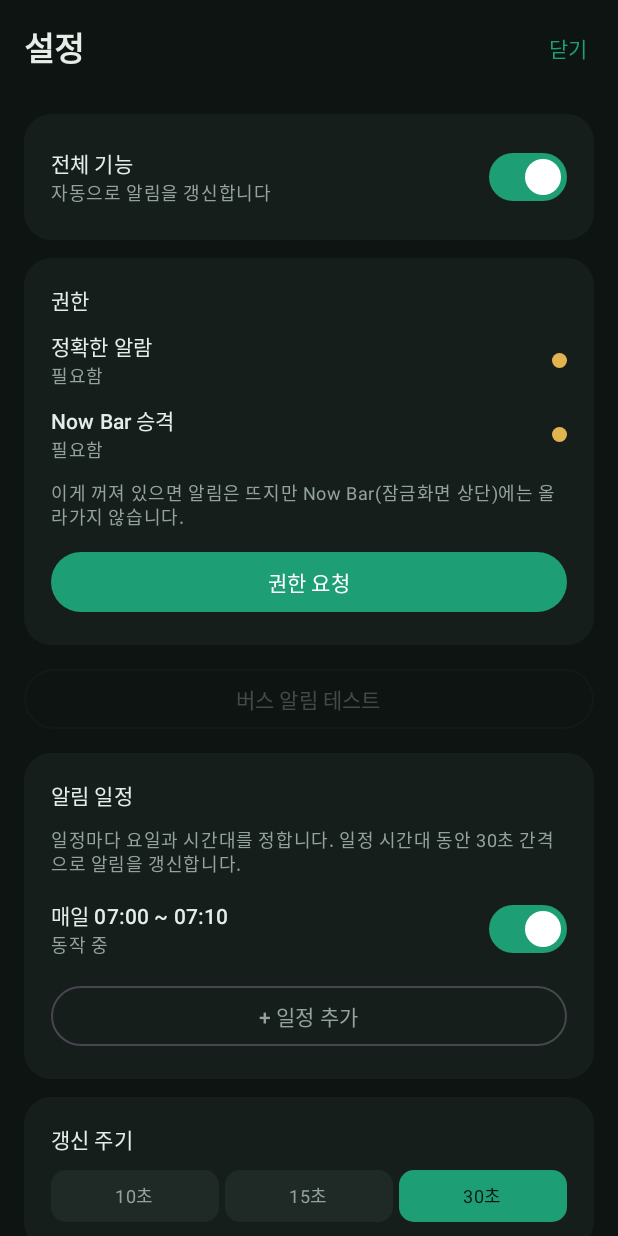
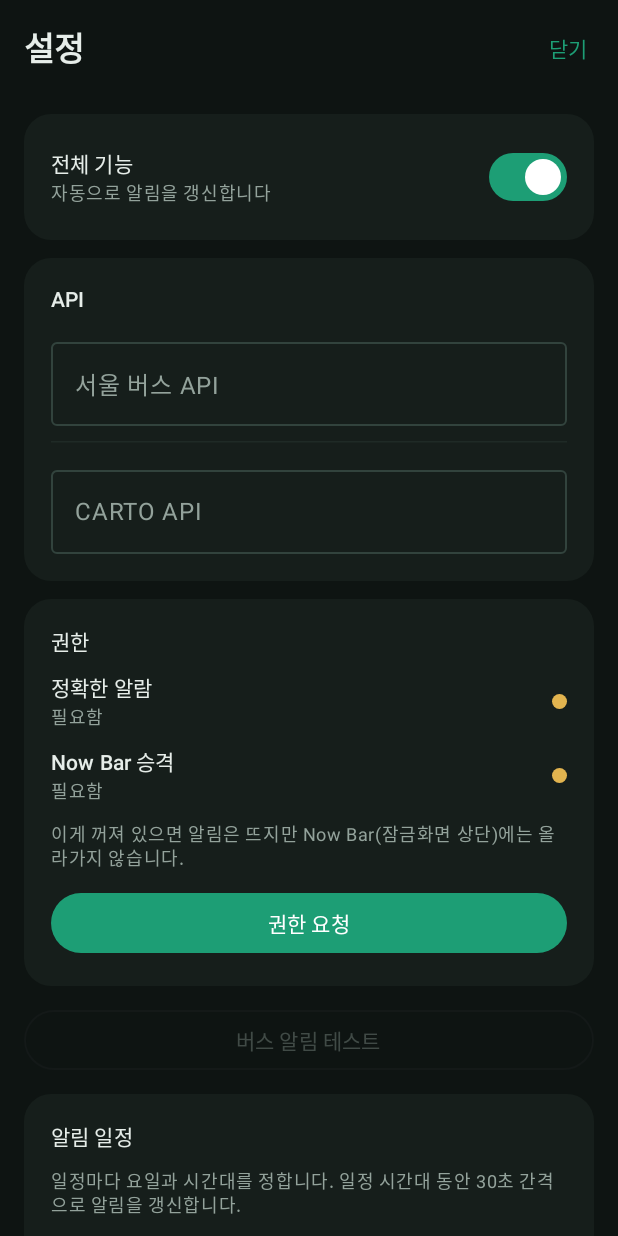
Before and after one commit to kwg0424/vibe-busnowbar, an Android app built with Jetpack Compose: the screen it shows after launch (MainActivity), after a tap on "설정", on a phone screen of 412 x 824 dp. Run offline under Robolectric (Android 15) with nearby library versions, the phone set to English and light mode, and no system bars; pictures from the network do not load; 1 statement that could not run was skipped; 2 other taps on this screen came first.

Commit message:
Add editable API keys in Settings, fix CARTO tile key param, map UX fixes
- Settings screen now has an API section to view/change the Seoul bus
  and CARTO API keys; both start blank on first install instead of
  being baked in from local.properties.
- CARTO tile query param was wrong (api_key -> key); confirmed against
  CARTO's own docs and a live tile fetch.
- Map dialog: clip the MapView to its own area so it stops bleeding
  into the title bar and station list, bump default zoom ~1.5x, apply
  zoom/center again once the view is actually laid out, and show every
  station's name+ID as an always-visible marker label (setTextIcon)
  instead of a one-at-a-time InfoWindow bubble.
- Disable Android Autofill for the activity so saved browser form data
  doesn't surface as suggestions in the key input fields.

```diff
--- a/app/src/main/java/com/example/busnowbar/MainActivity.kt
+++ b/app/src/main/java/com/example/busnowbar/MainActivity.kt
@@ -2,6 +2,7 @@ package com.example.busnowbar
 
 import android.content.Intent
 import android.os.Bundle
+import android.view.View
 import android.widget.Toast
 import androidx.activity.ComponentActivity
 import androidx.activity.compose.BackHandler
@@ -39,6 +40,9 @@ class MainActivity : ComponentActivity() {
         setContent {
             BusNowBarTheme { BusNowBarRoot() }
         }
+        // API 키 입력칸에 브라우저에서 저장된 자동완성 제안(예: data.go.kr 에서 저장한 값)이
+        // 그대로 뜨는 걸 막는다 — 이 앱엔 자동완성이 필요한 입력이 없다.
+        findViewById<View>(android.R.id.content).importantForAutofill = View.IMPORTANT_FOR_AUTOFILL_NO_EXCLUDE_DESCENDANTS
     }
 }
 
@@ -80,6 +84,7 @@ private fun BusNowBarRoot() {
         Screen.Home -> HomeScreen(
             state = HomeState(
                 apiKey = settings.apiKey,
+                cartoApiKey = settings.cartoApiKey,
                 enabled = settings.enabled,
                 isConfigured = settings.isConfigured,
                 stops = settings.stops,
--- a/app/src/main/java/com/example/busnowbar/data/BusSettings.kt
+++ b/app/src/main/java/com/example/busnowbar/data/BusSettings.kt
@@ -1,7 +1,6 @@
 package com.example.busnowbar.data
 
 import android.content.Context
-import com.example.busnowbar.BuildConfig
 import com.example.busnowbar.util.DailySchedule
 import java.time.DayOfWeek
 import kotlin.math.abs
@@ -38,11 +37,10 @@ data class AlertSchedule(
 data class BusSettings(
     /** 전체 기능 켜기/끄기. 꺼져 있으면 예약된 자동 폴링을 하지 않는다("지금 폴링 테스트"는 예외). */
     val enabled: Boolean = true,
-    /**
-     * 서울시 버스 Open API 서비스키. 화면에서 입력받지 않고 빌드 시점에 구워 넣는다
-     * (local.properties 의 BUS_API_KEY — 커밋되지 않음).
-     */
-    val apiKey: String = BuildConfig.BUS_API_KEY,
+    /** 서울시 버스 Open API 서비스키. 처음 설치하면 비어 있고, 설정 화면에서 입력해야 한다. */
+    val apiKey: String = "",
+    /** CARTO 베이스맵 API 키. 처음 설치하면 비어 있고, 설정 화면에서 입력해야 한다(없어도 지도는 동작). */
+    val cartoApiKey: String = "",
     val stops: List<MonitoredStop> = emptyList(),
     /** 알림 일정 목록. 일정마다 요일/시간대/일시정지를 따로 가진다. */
     val schedules: List<AlertSchedule> = listOf(AlertSchedule(id = 1)),
@@ -64,6 +62,8 @@ class BusSettingsStore(context: Context) {
 
     fun load(): BusSettings = BusSettings(
         enabled = prefs.getBoolean(KEY_ENABLED, true),
+        apiKey = prefs.getString(KEY_API_KEY, "").orEmpty(),
+        cartoApiKey = prefs.getString(KEY_CARTO_API_KEY, "").orEmpty(),
         stops = parseStops(prefs.getString(KEY_STOPS, null)),
         schedules = loadSchedules(),
         pollIntervalSeconds = nearestPollInterval(
@@ -74,6 +74,8 @@ class BusSettingsStore(context: Context) {
     fun save(settings: BusSettings) {
         prefs.edit()
             .putBoolean(KEY_ENABLED, settings.enabled)
+            .putString(KEY_API_KEY, settings.apiKey)
+            .putString(KEY_CARTO_API_KEY, settings.cartoApiKey)
             .putString(KEY_STOPS, serializeStops(settings.stops))
             .putString(KEY_SCHEDULES, serializeSchedules(settings.schedules))
             .putInt(KEY_POLL_INTERVAL_SECONDS, settings.pollIntervalSeconds)
@@ -187,6 +189,8 @@ class BusSettingsStore(context: Context) {
     companion object {
         private const val PREFS_NAME = "bus_settings"
         private const val KEY_ENABLED = "enabled"
+        private const val KEY_API_KEY = "api_key"
+        private const val KEY_CARTO_API_KEY = "carto_api_key"
         private const val KEY_STOPS = "stops"
         private const val KEY_SCHEDULES = "schedules"
 
--- a/app/src/main/java/com/example/busnowbar/ui/HomeScreen.kt
+++ b/app/src/main/java/com/example/busnowbar/ui/HomeScreen.kt
@@ -54,6 +54,7 @@ private data class RoutePickerState(
 
 data class HomeState(
     val apiKey: String,
+    val cartoApiKey: String,
     val enabled: Boolean,
     val isConfigured: Boolean,
     val stops: List<MonitoredStop>,
@@ -136,7 +137,7 @@ fun HomeScreen(
 
     fun onFindStationByGpsClick() {
         if (state.apiKey.isBlank()) {
-            statusMessage = "서울시 버스 API 키가 빌드에 없습니다 (local.properties 의 BUS_API_KEY)"
+            statusMessage = "설정 > API 에서 서울 버스 API 키를 먼저 입력하세요"
             return
         }
         if (Permissions.hasLocationAccess(context)) {
@@ -149,7 +150,7 @@ fun HomeScreen(
 
     fun onFindStationByMapClick() {
         if (state.apiKey.isBlank()) {
-            statusMessage = "서울시 버스 API 키가 빌드에 없습니다 (local.properties 의 BUS_API_KEY)"
+            statusMessage = "설정 > API 에서 서울 버스 API 키를 먼저 입력하세요"
             return
         }
         statusMessage = null
@@ -216,7 +217,7 @@ fun HomeScreen(
 
                 if (state.apiKey.isBlank()) {
                     Text(
-                        "서울시 버스 API 키가 빌드에 없습니다 (local.properties 의 BUS_API_KEY)",
+                        "설정 > API 에서 서울 버스 API 키를 먼저 입력하세요",
                         style = MaterialTheme.typography.bodySmall,
                         color = Amber,
                     )
@@ -296,6 +297,7 @@ fun HomeScreen(
     if (showMap) {
         StationMapDialog(
             apiKey = state.apiKey,
+            cartoApiKey = state.cartoApiKey,
             onDismiss = { showMap = false },
             onStationSelected = { station ->
                 showMap = false
--- a/app/src/main/java/com/example/busnowbar/ui/SettingsScreen.kt
+++ b/app/src/main/java/com/example/busnowbar/ui/SettingsScreen.kt
@@ -24,6 +24,7 @@ import androidx.compose.foundation.layout.Spacer
 import androidx.compose.foundation.layout.size
 import androidx.compose.foundation.layout.width
 import androidx.compose.material3.CircularProgressIndicator
+import androidx.compose.material3.OutlinedTextField
 import androidx.compose.runtime.Composable
 import androidx.compose.runtime.LaunchedEffect
 import kotlinx.coroutines.delay
@@ -56,6 +57,8 @@ fun SettingsScreen(
     onClose: () -> Unit,
 ) {
     var enabled by remember { mutableStateOf(initial.enabled) }
+    var apiKey by remember { mutableStateOf(initial.apiKey) }
+    var cartoApiKey by remember { mutableStateOf(initial.cartoApiKey) }
     var schedules by remember { mutableStateOf(initial.schedules) }
     // 시간 선택 중인 일정(id)과 시작/종료 구분. null 이면 다이얼로그가 닫힌 상태.
     var pickerTarget by remember { mutableStateOf<Pair<Long, Boolean>?>(null) }
@@ -110,6 +113,13 @@ fun SettingsScreen(
                 modifier = Modifier.alpha(if (enabled) 1f else 0.4f),
                 verticalArrangement = Arrangement.spacedBy(12.dp),
             ) {
+                SectionCard {
+                    Text("API", style = MaterialTheme.typography.titleSmall, color = TextPrimary)
+                    ApiKeyRow(label = "서울 버스 API", value = apiKey, enabled = enabled, onValueChange = { apiKey = it })
+                    HorizontalDivider(color = Surface2)
+                    ApiKeyRow(label = "CARTO API", value = cartoApiKey, enabled = enabled, onValueChange = { cartoApiKey = it })
+                }
+
                 SectionCard {
                     val allGranted = permissionState.notificationGranted &&
                         permissionState.exactAlarmGranted &&
@@ -221,6 +231,8 @@ fun SettingsScreen(
                 onClick = {
                     val settings = BusSettings(
                         enabled = enabled,
+                        apiKey = apiKey,
+                        cartoApiKey = cartoApiKey,
                         stops = initial.stops,
                         schedules = schedules,
                         pollIntervalSeconds = pollIntervalSeconds,
@@ -347,6 +359,41 @@ private fun ScheduleEditor(
     }
 }
 
+/** 키가 있으면 끝 4자리만 보여주고 "변경"을 눌러야 입력칸이 뜬다. 비어 있으면 바로 입력칸을 보여준다. */
+@Composable
+private fun ApiKeyRow(label: String, value: String, enabled: Boolean, onValueChange: (String) -> Unit) {
+    var editing by remember(label) { mutableStateOf(value.isBlank()) }
+
+    Column(verticalArrangement = Arrangement.spacedBy(6.dp)) {
+        if (editing) {
+            Row(
+                modifier = Modifier.fillMaxWidth(),
+                verticalAlignment = Alignment.CenterVertically,
+            ) {
+                OutlinedTextField(
+                    value = value,
+                    onValueChange = onValueChange,
+                    label = { Text(label) },
+                    enabled = enabled,
+                    singleLine = true,
+                    modifier = Modifier.weight(1f),
+                )
+                if (value.isNotBlank()) {
+                    TextButton(onClick = { editing = false }, enabled = enabled) { Text("완료") }
+                }
+            }
+        }
+        else {
+            LabeledRow(
+                title = label,
+                subtitle = "*".repeat(4) + value.takeLast(4),
+            ) {
+                TextButton(onClick = { editing = true }, enabled = enabled) { Text("변경") }
+            }
+        }
+    }
+}
+
 @Composable
 private fun PermissionRow(label: String, granted: Boolean) {
     LabeledRow(
```
Also changed, not shown: app/build.gradle.kts (+9 -0 lines), app/src/main/java/com/example/busnowbar/ui/StationMapDialog.kt (+51 -6 lines), 1 other file.
